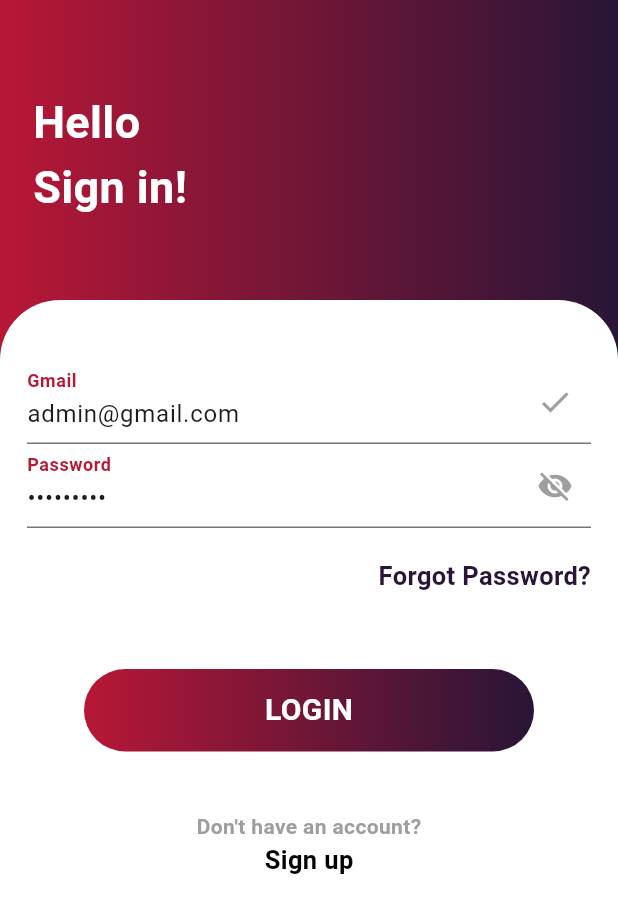
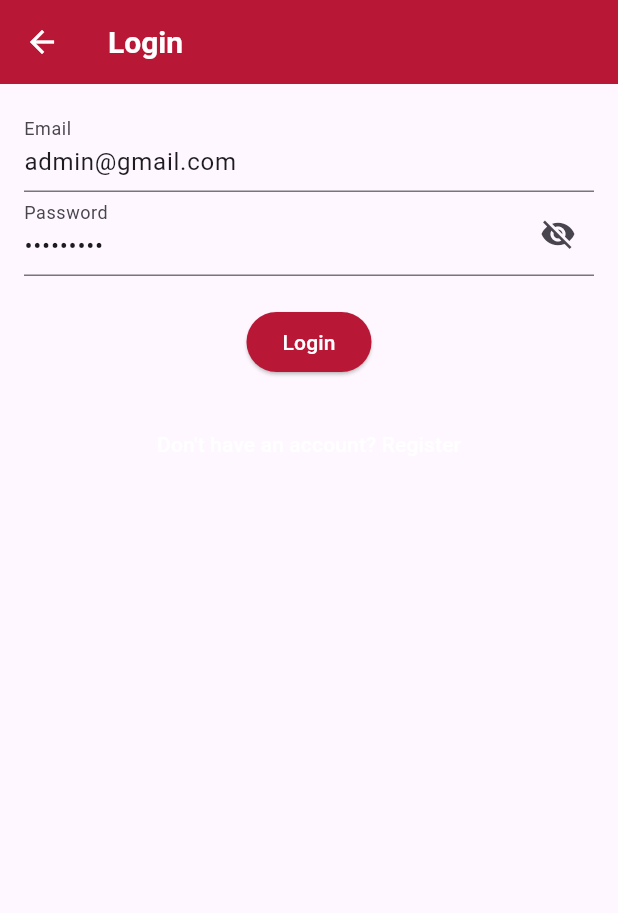
Before and after one commit to rahulpalanisamy7/flutter_skill_development, a Flutter app: the screen it shows after launch, after a tap on "SIGN IN", on a phone screen of 412 x 824 dp. Shown: the top 913 px of the screen. Run offline on Flutter 3.47's test engine with Material 3 defaults, Android fonts, the phone set to English and light mode, and no system bars; our stand-ins replace cloud_firestore, firebase_core, flutter_secure_storage, fluttertoast, shared_preferences, supabase_flutter; missing offline and left inert: flutter_pdfview; accounts and stored records are empty; network calls fail.

Commit message:
Update LoginScreen.dart

```diff
--- a/lib/screens/auth/LoginScreen.dart
+++ b/lib/screens/auth/LoginScreen.dart
@@ -1,15 +1,16 @@
 import 'package:flutter/material.dart';
+import 'package:supabase_flutter/supabase_flutter.dart';
 import 'package:flutter_secure_storage/flutter_secure_storage.dart';
-import 'package:flutter_skill_development/screens/HomeScreen.dart';
-import 'package:supabase_flutter/supabase_flutter.dart';
+
+import '../HomeScreen.dart';
+import 'RegisterScreen.dart';
 
 final supabase = Supabase.instance.client;
 
 class LoginScreen extends StatefulWidget {
-
   final String title;
 
-  const LoginScreen({Key? key, required this.title}) : super(key: key);
+  const LoginScreen({super.key, required this.title});
 
   @override
   _LoginScreenState createState() => _LoginScreenState();
@@ -23,7 +24,7 @@ class _LoginScreenState extends State<LoginScreen> {
 
   final storage = FlutterSecureStorage(); // Secure storage instance
 
-  bool _obscurePassword = true; // Control password visibility
+  bool _isPasswordVisible = false; // Track password visibility
 
   @override
   void initState() {
@@ -42,8 +43,6 @@ class _LoginScreenState extends State<LoginScreen> {
       if (response.session != null) {
         // Save session data securely
         await storage.write(key: 'session', value: response.session!.accessToken);
-
-        print(response.session!.accessToken);
 
         ScaffoldMessenger.of(context).showSnackBar(
           SnackBar(content: Text('Login successful!')),
@@ -65,154 +64,50 @@ class _LoginScreenState extends State<LoginScreen> {
   @override
   Widget build(BuildContext context) {
     return Scaffold(
-      body: Stack(
-        children: [
-          Container(
-            height: double.infinity,
-            width: double.infinity,
-            decoration: const BoxDecoration(
-              gradient: LinearGradient(colors: [
-                Color(0xffB81736),
-                Color(0xff281537),
-              ]),
-            ),
-            child: const Padding(
-              padding: EdgeInsets.only(top: 60.0, left: 22),
-              child: Text(
-                'Hello\nSign in!',
-                style: TextStyle(
-                    fontSize: 30,
-                    color: Colors.white,
-                    fontWeight: FontWeight.bold),
-              ),
-            ),
-          ),
-          Padding(
-            padding: const EdgeInsets.only(top: 200.0),
-            child: Container(
-              decoration: const BoxDecoration(
-                borderRadius: BorderRadius.only(
-                    topLeft: Radius.circular(40), topRight: Radius.circular(40)),
-                color: Colors.white,
-              ),
-              height: double.infinity,
-              width: double.infinity,
-              child: SingleChildScrollView( // Prevent overflow
-                child: Padding(
-                  padding: const EdgeInsets.symmetric(horizontal: 18.0, vertical: 40),
+      appBar: AppBar(title: Text(widget.title)),
+      body: Padding(
+        padding: EdgeInsets.all(16.0),
         child: Column(
-                    mainAxisAlignment: MainAxisAlignment.center,
           children: [
             TextField(
               controller: emailController,
-                        decoration: InputDecoration(
-                          suffixIcon: Icon(Icons.check, color: Colors.grey),
-                          labelText: 'Gmail',
-                          labelStyle: TextStyle(
-                            fontWeight: FontWeight.bold,
-                            color: Color(0xffB81736),
-                          ),
-                        ),
+              decoration: InputDecoration(labelText: 'Email'),
             ),
             TextField(
               controller: passwordController,
-                        obscureText: _obscurePassword, // Toggle password visibility
               decoration: InputDecoration(
+                labelText: 'Password',
                 suffixIcon: IconButton(
                   icon: Icon(
-                              _obscurePassword ? Icons.visibility_off : Icons.visibility,
-                              color: Colors.grey,
+                    _isPasswordVisible ? Icons.visibility : Icons.visibility_off,
                   ),
                   onPressed: () {
                     setState(() {
-                                _obscurePassword = !_obscurePassword;
+                      _isPasswordVisible = !_isPasswordVisible;
                     });
                   },
                 ),
-                          labelText: 'Password',
-                          labelStyle: const TextStyle(
-                            fontWeight: FontWeight.bold,
-                            color: Color(0xffB81736),
               ),
+              obscureText: !_isPasswordVisible,
             ),
+            SizedBox(height: 20),
+            ElevatedButton(
+              onPressed: signIn,
+              child: Text('Login'),
             ),
-                      const SizedBox(height: 20),
-                      const Align(
-                        alignment: Alignment.centerRight,
-                        child: Text(
-                          'Forgot Password?',
-                          style: TextStyle(
-                            fontWeight: FontWeight.bold,
-                            fontSize: 17,
-                            color: Color(0xff281537),
-                          ),
-                        ),
-                      ),
-                      const SizedBox(height: 50),
-                      InkWell(
-                        onTap: () {
-                          Navigator.push(
-                            context,
+            SizedBox(height: 20),
+            TextButton(
+              onPressed: () {
+                Navigator.of(context).pushReplacement(
                   MaterialPageRoute(
-                              builder: (context) => const HomeScreen(title: "Home"),
+                    builder: (context) => RegisterScreen(title: 'Register'),
                   ),
                 );
               },
-                        child: Container(
-                          height: 55,
-                          width: 300,
-                          decoration: BoxDecoration(
-                            borderRadius: BorderRadius.circular(30),
-                            gradient: const LinearGradient(colors: [
-                              Color(0xffB81736),
-                              Color(0xff281537),
-                            ]),
-                          ),
-                          child: Center(
-                            child: InkWell(
-                              onTap: signIn,
-                              child: Text(
-                                'LOGIN',
-                                style: TextStyle(
-                                    fontWeight: FontWeight.bold,
-                                    fontSize: 20,
-                                    color: Colors.white),
-                              ),
-                            )
-                          ),
-                        ),
-                      ),
-                      const SizedBox(height: 40),
-                      const Align(
-                        alignment: Alignment.center,
-                        child: Column(
-                          mainAxisAlignment: MainAxisAlignment.end,
-                          crossAxisAlignment: CrossAxisAlignment.center,
-                          children: [
-                            Text(
-                              "Don't have an account?",
-                              style: TextStyle(
-                                fontWeight: FontWeight.bold,
-                                color: Colors.grey,
-                              ),
-                            ),
-                            Text(
-                              "Sign up",
-                              style: TextStyle(
-                                  fontWeight: FontWeight.bold,
-                                  fontSize: 17,
-                                  color: Colors.black),
+              child: Text("Don't have an account? Register"),
             ),
           ],
         ),
-                      )
-                    ],
-                  ),
-                ),
-              ),
-            ),
-          ),
-        ],
       ),
     );
   }
```
Lines whose indentation alone changed are shown as unchanged.
